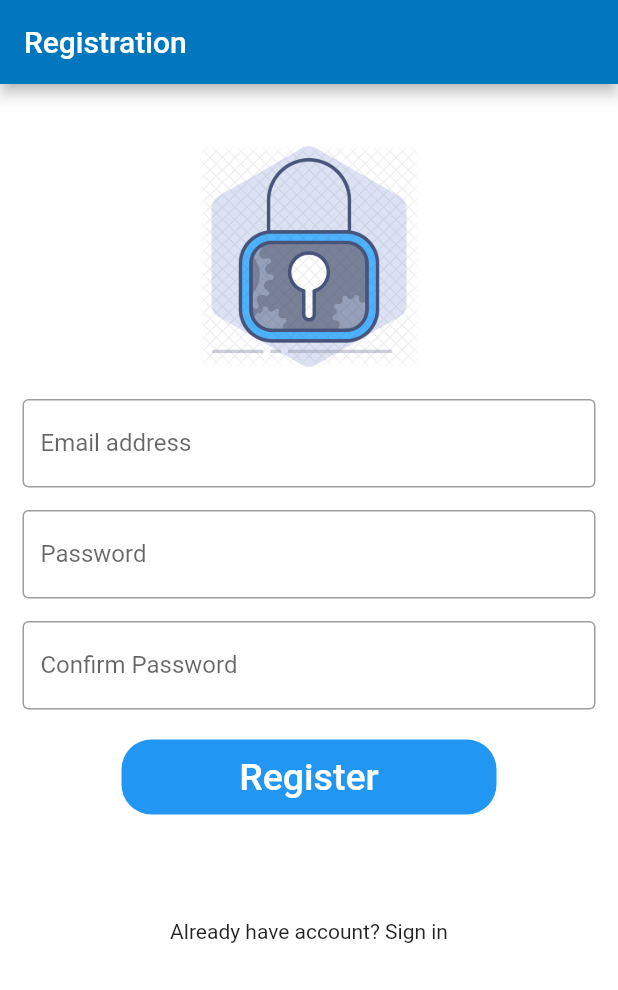
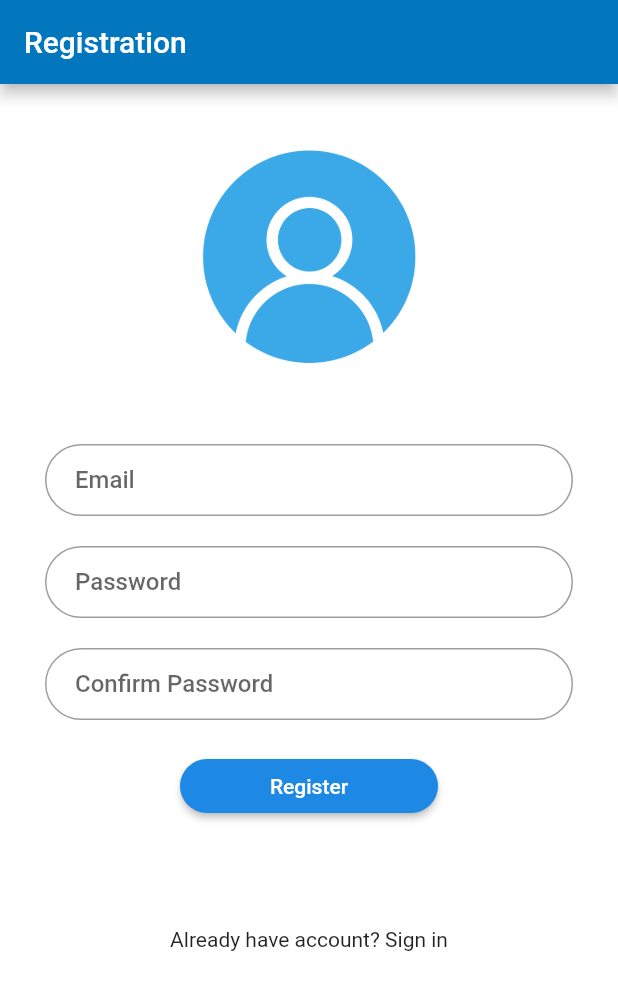
Before and after one commit to tanvir-ahmod/Project-Tracker, a Flutter app: the SignUpUI screen opened directly, on a phone screen of 412 x 824 dp. Shown: the top 990 px of the screen. Run offline on Flutter 3.47's test engine with Material 2 defaults, Android fonts, the phone set to English and light mode, and no system bars; our stand-ins replace dio, flutter_spinkit, fluttertoast, get, get_storage, google_fonts and 1 more; accounts and stored records are empty.

Commit message:
Update registration UI

```diff
--- a/lib/ui/registration/sign_up_ui.dart
+++ b/lib/ui/registration/sign_up_ui.dart
@@ -27,7 +27,7 @@ class SignUpUI extends StatelessWidget {
                     child: Container(
                         width: 200,
                         height: 150,
-                        child: Image.asset('assets/images/password_setup.png')),
+                        child: Image.asset('assets/images/login.png')),
                   ),
                 ),
                 SizedBox(
@@ -38,45 +38,53 @@ class SignUpUI extends StatelessWidget {
                   child: Column(
                     children: [
                       Padding(
-                        //padding: const EdgeInsets.only(left:15.0,right: 15.0,top:0,bottom: 0),
-                        padding: EdgeInsets.symmetric(horizontal: 15),
+                          padding: const EdgeInsets.fromLTRB(30, 30, 30, 0),
                           child: TextFormField(
                             controller: _email,
-                          textInputAction: TextInputAction.next,
                             validator: (val) {
                               if (val != null && val.isEmpty)
                                 return 'Field can not be empty';
                               return null;
                             },
                             decoration: InputDecoration(
-                              border: OutlineInputBorder(),
-                              labelText: 'Email address',
-                              hintText: 'Enter email address'),
+                              contentPadding: EdgeInsets.fromLTRB(20, 8, 8, 8),
+                              border: OutlineInputBorder(
+                                  borderRadius:
+                                      BorderRadius.all(Radius.circular(50.0)),
+                                  borderSide:
+                                      BorderSide(color: Colors.white24)),
+                              labelText: 'Email',
+                              labelStyle:
+                                  TextStyle(fontWeight: FontWeight.w500),
                             ),
-                      ),
+                            // ignore: missing_return
+                          )),
                       Padding(
-                        padding: const EdgeInsets.only(
-                            left: 15.0, right: 15.0, top: 15, bottom: 0),
-                        //padding: EdgeInsets.symmetric(horizontal: 15),
+                          padding: const EdgeInsets.fromLTRB(30, 20, 30, 0),
                           child: TextFormField(
                             controller: _pass,
                             obscureText: true,
-                          textInputAction: TextInputAction.next,
+                            textInputAction: TextInputAction.done,
                             validator: (val) {
                               if (val != null && val.isEmpty)
                                 return 'Field can not be empty';
                               return null;
                             },
                             decoration: InputDecoration(
-                              border: OutlineInputBorder(),
+                              contentPadding: EdgeInsets.fromLTRB(20, 8, 8, 8),
+                              border: OutlineInputBorder(
+                                  borderRadius:
+                                      BorderRadius.all(Radius.circular(50.0)),
+                                  borderSide:
+                                      BorderSide(color: Colors.white24)),
                               labelText: 'Password',
-                              hintText: 'Enter password'),
+                              labelStyle:
+                                  TextStyle(fontWeight: FontWeight.w500),
                             ),
-                      ),
+                            // ignore: missing_return
+                          )),
                       Padding(
-                        padding: const EdgeInsets.only(
-                            left: 15.0, right: 15.0, top: 15, bottom: 0),
-                        //padding: EdgeInsets.symmetric(horizontal: 15),
+                          padding: const EdgeInsets.fromLTRB(30, 20, 30, 0),
                           child: TextFormField(
                             controller: _confirmPass,
                             obscureText: true,
@@ -88,24 +96,25 @@ class SignUpUI extends StatelessWidget {
                               return null;
                             },
                             decoration: InputDecoration(
-                              border: OutlineInputBorder(),
+                              contentPadding: EdgeInsets.fromLTRB(20, 8, 8, 8),
+                              border: OutlineInputBorder(
+                                  borderRadius:
+                                      BorderRadius.all(Radius.circular(50.0)),
+                                  borderSide:
+                                      BorderSide(color: Colors.white24)),
                               labelText: 'Confirm Password',
-                              hintText: 'Enter password again'),
+                              labelStyle:
+                                  TextStyle(fontWeight: FontWeight.w500),
                             ),
-                      ),
+                            // ignore: missing_return
+                          )),
                     ],
                   ),
                 ),
                 SizedBox(
                   height: 20,
                 ),
-                Container(
-                  height: 50,
-                  width: 250,
-                  decoration: BoxDecoration(
-                      color: Colors.blue,
-                      borderRadius: BorderRadius.circular(20)),
-                  child: TextButton(
+                MaterialButton(
                   onPressed: () {
                     if (_form.currentState!.validate()) {
                       authController.register(
@@ -114,9 +123,15 @@ class SignUpUI extends StatelessWidget {
                   },
                   child: Text(
                     'Register',
-                      style: TextStyle(color: Colors.white, fontSize: 25),
+                    // style: TextStyle(color: Colors.white, fontSize: 25),
                   ),
+                  shape: RoundedRectangleBorder(
+                    borderRadius: BorderRadius.circular(30),
                   ),
+                  padding:
+                      EdgeInsets.symmetric(horizontal: 60.0, vertical: 8.0),
+                  color: Colors.blue[600],
+                  textColor: Theme.of(context).primaryTextTheme.button!.color,
                 ),
                 SizedBox(
                   height: 20,
```
Lines whose indentation alone changed are shown as unchanged.
